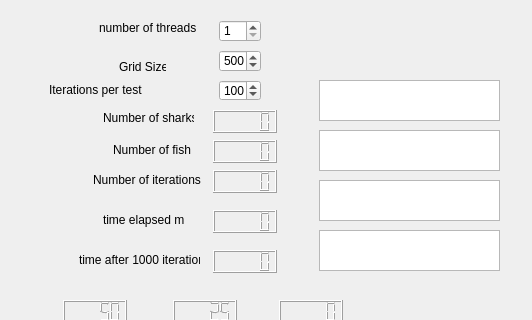
The window that cellular-automatia-OO-master/OPENCVTEST-master/mainwindow.ui (saulgold/cellular-automatia-OO-master) describes before a commit, drawn with Qt 5; both pictures show x 461 to 993 and y 0 to 320 of the 993 by 552 pixel window.
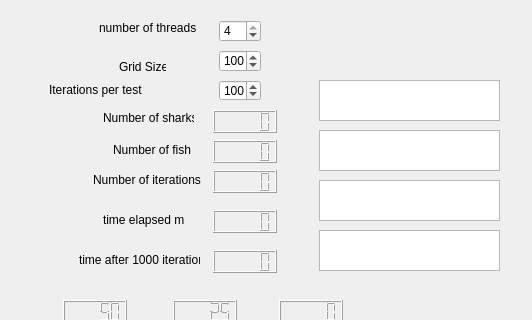
The same window after the commit.

```diff
--- a/cellular-automatia-OO-master/OPENCVTEST-master/mainwindow.ui
+++ b/cellular-automatia-OO-master/OPENCVTEST-master/mainwindow.ui
@@ -367,6 +367,9 @@
     <property name="maximum">
      <number>4</number>
     </property>
+    <property name="value">
+     <number>4</number>
+    </property>
    </widget>
    <widget class="QRadioButton" name="radioButton">
     <property name="geometry">
@@ -445,7 +448,7 @@
      <number>1000</number>
     </property>
     <property name="value">
-     <number>500</number>
+     <number>100</number>
     </property>
    </widget>
    <widget class="QLabel" name="label_12">
```
